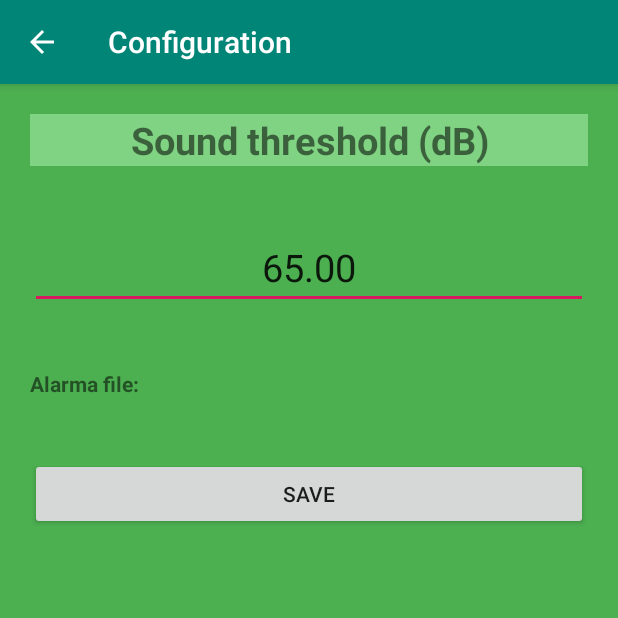
After one commit to isakigus/Silence, an Android app: the ConfigActivity screen opened directly, with no data from a screen before it, on a phone screen of 412 x 824 dp, the top half of it. The commit adds this screen. Run offline under Robolectric (Android 15) with nearby library versions, the phone set to English and light mode, and no system bars.

Commit message:
+ New ConfigurableActivity abstract class + Added new ConfActivity Activity + Layout + Improved Layout MainActivity

```diff
--- a/app/src/main/AndroidManifest.xml
+++ b/app/src/main/AndroidManifest.xml
@@ -16,6 +16,7 @@
                 <category android:name="android.intent.category.LAUNCHER"/>
             </intent-filter>
         </activity>
+        <activity android:name=".ConfigActivity"></activity>
     </application>
 
     <uses-permission android:name="android.permission.RECORD_AUDIO" />
--- /dev/null
+++ b/app/src/main/java/com/example/silence/ConfigActivity.kt
@@ -0,0 +1,60 @@
+package com.example.silence
+
+import android.os.Bundle
+import android.util.Log
+import android.widget.Button
+import android.widget.Toast
+
+
+class ConfigActivity : ConfigurableActivity() {
+
+    /** Called when the activity is first created.  */
+    override fun onCreate(savedInstanceState: Bundle?) {
+        super.onCreate(savedInstanceState)
+
+        // config = getConfig()
+        // Defined SoundLevelView in main.xml file
+        setContentView(R.layout.activity_config)
+        //
+
+
+        //actionbar
+        val actionbar = supportActionBar
+        //set actionbar title
+        actionbar!!.title = "Configuration"
+        //set back button
+        actionbar.setDisplayHomeAsUpEnabled(true)
+        actionbar.setDisplayHomeAsUpEnabled(true)
+
+        val btn_save = findViewById(R.id.btn_save) as Button
+
+        btn_save.setOnClickListener {
+            Toast.makeText(this@ConfigActivity, "You clicked SAVE.", Toast.LENGTH_SHORT).show()
+            config.put("alarm_path", "hola")
+            config.put("mThreshold", "80.00")
+
+            saveConfig(config)
+
+        }
+
+
+    }
+
+
+    override fun onSupportNavigateUp(): Boolean {
+        onBackPressed()
+        return true
+    }
+
+    override fun onResume() {
+        super.onResume()
+
+    }
+
+    override fun onStop() {
+        super.onStop()
+
+    }
+
+
+}
--- /dev/null
+++ b/app/src/main/res/layout/activity_config.xml
@@ -0,0 +1,54 @@
+<?xml version="1.0" encoding="utf-8"?>
+<LinearLayout xmlns:android="http://schemas.android.com/apk/res/android"
+              android:layout_width="match_parent"
+              android:layout_height="match_parent"
+              android:orientation="vertical"
+              android:background="#4CAF50">
+    <TextView
+            android:id="@+id/status"
+            android:layout_width="fill_parent"
+            android:layout_height="wrap_content"
+            android:textSize="25sp"
+            android:textStyle="bold"
+            android:layout_margin="20dp"
+            android:background="#7FD383"
+            android:text="Sound threshold (dB)"
+            android:gravity="center"
+    />
+
+    <EditText
+            android:layout_width="fill_parent"
+            android:layout_height="wrap_content"
+            android:id="@+id/new_threshold"
+            android:layout_margin="20dp"
+            android:textSize="25sp"
+            android:gravity="center"
+            android:text="65.00"
+            android:digits="0123456789."
+            android:inputType="numberDecimal">
+
+    </EditText>
+
+    <TextView
+            android:id="@+id/alarm_file"
+            android:layout_width="fill_parent"
+            android:layout_height="wrap_content"
+
+            android:textStyle="bold"
+            android:layout_margin="20dp"
+            android:text="Alarma file:"
+            android:gravity="left"
+    />
+
+
+    <Button
+            android:layout_margin="20dp"
+            android:id="@+id/btn_save"
+            android:layout_width="fill_parent"
+            android:layout_height="wrap_content"
+            android:text="Save"/>
+
+
+
+
+</LinearLayout>
```
Also changed, not shown: app/src/main/java/com/example/silence/ConfiguarableActivity.kt (added, +60 -0 lines), app/src/main/java/com/example/silence/MainActivity.kt (+85 -56 lines), app/src/main/res/layout/activity_main.xml (+41 -2 lines).
